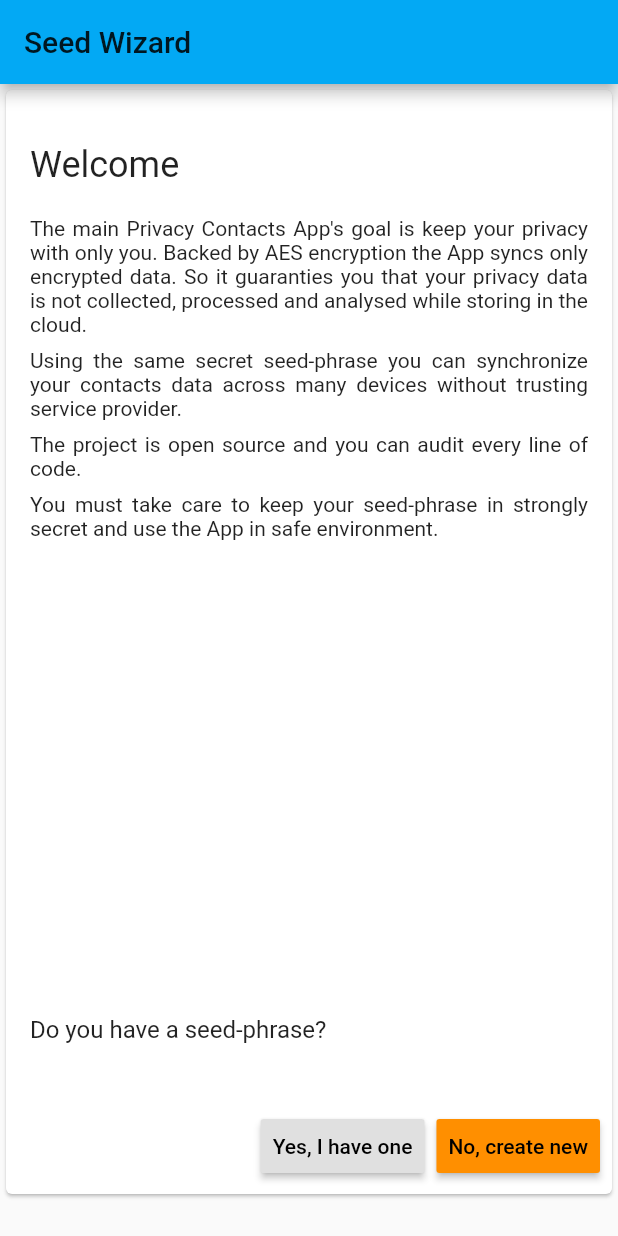
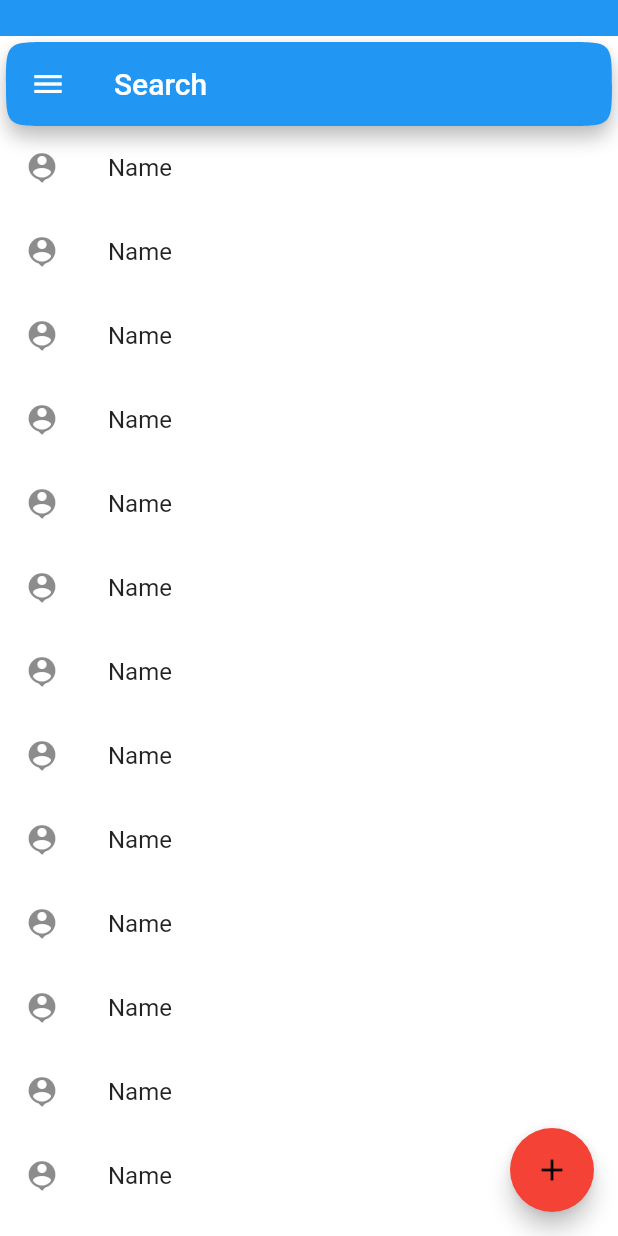
Before and after one commit to dblokhin/contacts, a Flutter app: the screen it shows after launch, on a phone screen of 412 x 824 dp. Run offline on Flutter 3.47's test engine with Material 2 defaults, Android fonts, the phone set to English and light mode, and no system bars; our stand-ins replace connectivity, rxdart, shared_preferences; missing offline and left inert: seed_encoder.

Commit message:
refactor: 1 step

```diff
--- a/lib/main.dart
+++ b/lib/main.dart
@@ -3,26 +3,28 @@
 // Also read license file that can be found in the LICENSE file.
 
 import 'package:contacts/interfaces/localization.dart';
-import 'package:contacts/models/screen.dart';
-import 'package:contacts/widgets/popular.dart';
+import 'package:contacts/models/app.dart';
+import 'package:contacts/screens/contacts.dart';
 import 'package:flutter/material.dart';
 import 'package:flutter_localizations/flutter_localizations.dart';
 
-void main() => runApp(ContactApp());
+Future<void> main() async {
+  await appModel.initialize();
 
-final firstTheme = ThemeData(
-  // Define the default Brightness and Colors
-  primaryColor: Colors.lightBlue,
-  accentColor: Colors.amber[800],
-);
+  final app = const ContactApp(
+    child: ContactsScreen(),
+  );
 
-final alterTheme = ThemeData(
-  // Define the default Brightness and Colors
-  primaryColor: Colors.amber[800],
-  accentColor: Colors.blue,
-);
+  runApp(app);
+}
 
 class ContactApp extends StatelessWidget {
+  final Widget child;
+
+  const ContactApp({Key key, @required this.child})
+      : assert(child != null),
+        super(key: key);
+
   @override
   Widget build(BuildContext context) {
     return MaterialApp(
@@ -37,53 +39,10 @@ class ContactApp extends StatelessWidget {
         GlobalWidgetsLocalizations.delegate,
       ],
       title: 'Privacy Contacts',
-      theme: firstTheme,
-      home: SafeArea(child: Contacts()),
+      theme: appModel.themeModel.theme,
+      darkTheme: appModel.themeModel.darkTheme,
+      themeMode: ThemeMode.system,
+      home: child,
     );
   }
 }
-
-class Contacts extends StatefulWidget {
-  @override
-  _ContactsState createState() => _ContactsState();
-}
-
-class _ContactsState extends State<Contacts> with WidgetsBindingObserver {
-  @override
-  void didChangeAppLifecycleState(AppLifecycleState state) async {
-    // if state RESUMED (back to foreground)
-    if (state == AppLifecycleState.resumed) {
-      // do something
-    }
-  }
-
-  @override
-  void initState() {
-    super.initState();
-    WidgetsBinding.instance.addObserver(this);
-  }
-
-  @override
-  void dispose() {
-    WidgetsBinding.instance.removeObserver(this);
-    super.dispose();
-  }
-
-  @override
-  Widget build(BuildContext context) {
-    return StreamBuilder(
-      stream: appScreen.state,
-      initialData: AppInitState(),
-      builder: (BuildContext ctx, AsyncSnapshot<AppScreenState> snapshot) {
-        if (snapshot.hasData) {
-          final state = snapshot.data;
-          return state.screen;
-        }
-
-        return Scaffold(
-          body: CenterText('Unexpeced error: ${snapshot.error.toString()}'),
-        );
-      },
-    );
-  }
-}
--- /dev/null
+++ b/lib/screens/contacts.dart
@@ -0,0 +1,57 @@
+// Copyright 2019 The Privacy App Developers. All rights reserved.
+// Use of this source code is governed by a MIT LICENSE
+// Also read license file that can be found in the LICENSE file.
+
+import 'package:contacts/models/app.dart';
+import 'package:contacts/widgets/contacts.dart';
+import 'package:flutter/material.dart';
+
+class ContactsScreen extends StatelessWidget {
+  const ContactsScreen({Key key}) : super(key: key);
+
+  @override
+  Widget build(BuildContext context) {
+    return Scaffold(
+      body: Column(
+        children: const <Widget>[
+          ContactsAppBar(),
+          Expanded(child: ContactsList()),
+        ],
+      ),
+      floatingActionButton: FloatingActionButton(
+        onPressed: null,
+        child: Icon(Icons.add),
+      ),
+      drawer: Drawer(),
+    );
+  }
+}
+
+class ContactsAppBar extends StatelessWidget {
+  const ContactsAppBar({Key key}) : super(key: key);
+
+  @override
+  Widget build(BuildContext context) {
+    final String searchFieldLabel =
+        MaterialLocalizations.of(context).searchFieldLabel;
+
+    return Column(
+      children: <Widget>[
+        Container(
+          height: 24,
+          color: appModel.themeModel.primaryColor,
+        ),
+        Padding(
+          padding: const EdgeInsets.only(top: 4, left: 4, right: 4),
+          child: AppBar(
+            primary: false,
+            title: Text(searchFieldLabel),
+            shape: ContinuousRectangleBorder(
+              borderRadius: BorderRadius.circular(30),
+            ),
+          ),
+        ),
+      ],
+    );
+  }
+}
--- a/lib/screens/wizard.dart
+++ b/lib/screens/wizard.dart
@@ -4,7 +4,6 @@
 
 import 'package:contacts/interfaces/localization.dart';
 import 'package:contacts/models/mnemonic.dart';
-import 'package:contacts/models/screen.dart';
 import 'package:contacts/widgets/paragraph.dart';
 import 'package:flutter/material.dart';
 import 'package:flutter/services.dart';
@@ -88,7 +87,7 @@ class WizardScreen extends StatelessWidget {
         RaisedButton(
           color: Colors.amber[800],
           child: Text(lzn.createNewSeed),
-          onPressed: () => appScreen.openSeedGenerationScreen(context),
+          onPressed: () => print('open contact'),
         )
       ],
     );
--- /dev/null
+++ b/lib/widgets/contacts.dart
@@ -0,0 +1,25 @@
+// Copyright 2019 The Privacy App Developers. All rights reserved.
+// Use of this source code is governed by a MIT LICENSE
+// Also read license file that can be found in the LICENSE file.
+
+import 'package:contacts/models/contacts.dart';
+import 'package:flutter/material.dart';
+
+class ContactsList extends StatelessWidget {
+  const ContactsList({Key key}) : super(key: key);
+
+  @override
+  Widget build(BuildContext context) {
+    return ListView.builder(
+      itemBuilder: (_, __) => _contactItem(),
+    );
+  }
+
+  Widget _contactItem() {
+    final contact = Contact(name: 'Name', lastName: 'LastName', id: '3');
+    return ListTile(
+      leading: Icon(Icons.person_pin),
+      title: Text(contact.name),
+    );
+  }
+}
--- a/lib/widgets/paragraph.dart
+++ b/lib/widgets/paragraph.dart
@@ -1,13 +1,17 @@
+// Copyright 2019 The Privacy App Developers. All rights reserved.
+// Use of this source code is governed by a MIT LICENSE
+// Also read license file that can be found in the LICENSE file.
+
 import 'package:flutter/material.dart';
 
 class Paragraph extends StatelessWidget {
-  final String _text;
+  final String text;
 
-  Paragraph(this._text);
+  const Paragraph(this.text, {Key key}) : super(key: key);
 
   @override
   Widget build(BuildContext context) {
-    final list = _text.split('\n');
+    final list = text.split('\n');
 
     return Column(
       mainAxisAlignment: MainAxisAlignment.start,
@@ -18,7 +22,7 @@ class Paragraph extends StatelessWidget {
   Widget _paragraph(String text) {
     return Padding(
       padding: EdgeInsets.only(bottom: 8),
-      child: Text(text, textAlign: TextAlign.justify),
+      child: Text('  $text', textAlign: TextAlign.justify),
     );
   }
 }
```
Also changed, not shown: lib/models/app.dart (added, +15 -0 lines), lib/models/screen.dart (deleted, +0 -124 lines), lib/models/theme.dart (added, +67 -0 lines), lib/screens/book.dart (deleted, +0 -93 lines), lib/screens/error.dart (deleted, +0 -17 lines), lib/screens/splash.dart (deleted, +0 -12 lines), lib/widgets/general.dart (renamed from lib/widgets/popular.dart), pubspec.lock, 2 other files.
